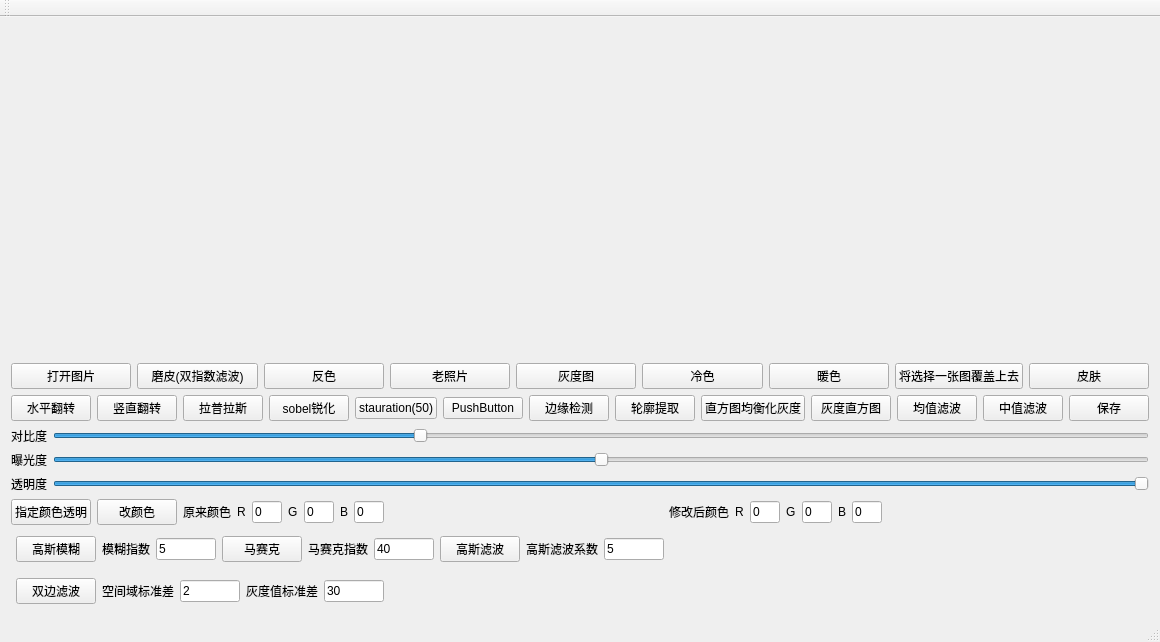
First picture: the form in mainwindow.ui, repository dependon/QImageFilter, before the edit.
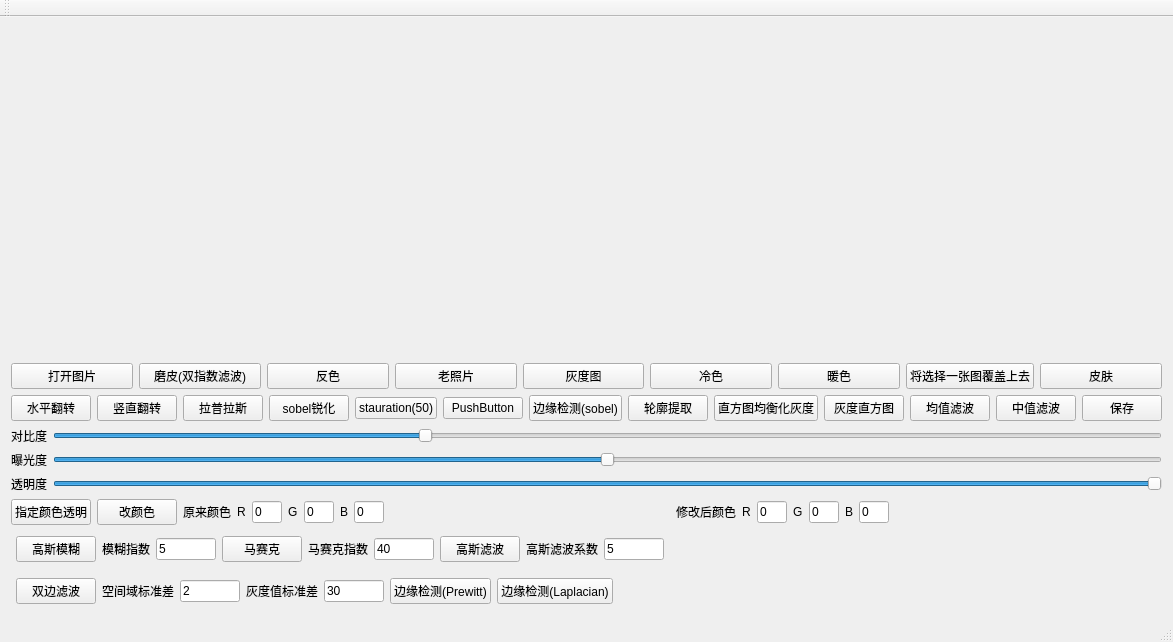
Second picture: the form after the edit.

```diff
--- a/mainwindow.ui
+++ b/mainwindow.ui
@@ -6,7 +6,7 @@
    <rect>
     <x>0</x>
     <y>0</y>
-    <width>965</width>
+    <width>1113</width>
     <height>642</height>
    </rect>
   </property>
@@ -159,7 +159,7 @@
       <item>
        <widget class="QPushButton" name="byjcBtn">
         <property name="text">
-         <string>边缘检测</string>
+         <string>边缘检测(sobel)</string>
         </property>
        </widget>
       </item>
@@ -648,6 +648,20 @@
         </property>
        </widget>
       </item>
+      <item>
+       <widget class="QPushButton" name="edgeDetectionBtn">
+        <property name="text">
+         <string>边缘检测(Prewitt)</string>
+        </property>
+       </widget>
+      </item>
+      <item>
+       <widget class="QPushButton" name="laplacianEdgeDetectionBtn">
+        <property name="text">
+         <string>边缘检测(Laplacian)</string>
+        </property>
+       </widget>
+      </item>
       <item>
        <spacer name="horizontalSpacer_4">
         <property name="orientation">
```
Left out of the diff: 2 changed lines with no effect on the pictures.
